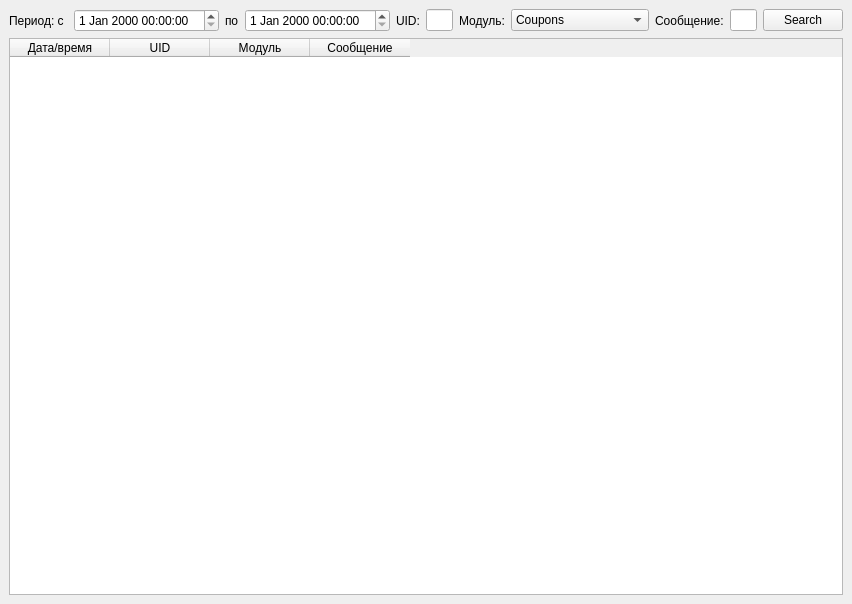
Above: logs.ui from DmitriyKotov1986/SystemMonitorGUI before the change. Below: the same form after it.
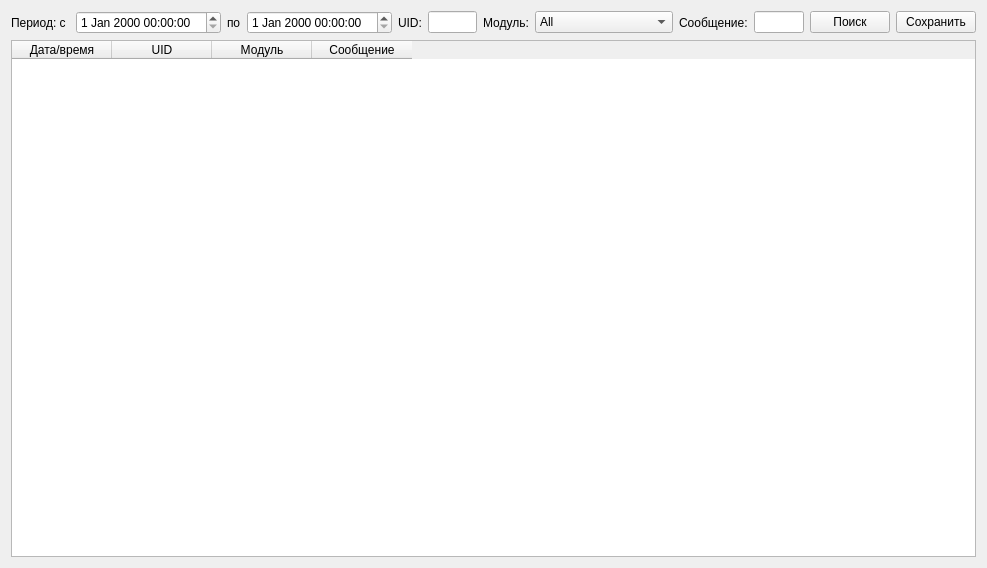
That is the form after the change. Icons and pictures are not drawn.

What changed in the file:
```diff
--- a/logs.ui
+++ b/logs.ui
@@ -1,21 +1,22 @@
 <?xml version="1.0" encoding="UTF-8"?>
 <ui version="4.0">
  <class>Logs</class>
- <widget class="QDockWidget" name="Logs">
+ <widget class="QWidget" name="Logs">
   <property name="geometry">
    <rect>
     <x>0</x>
     <y>0</y>
-    <width>852</width>
-    <height>604</height>
+    <width>987</width>
+    <height>568</height>
    </rect>
   </property>
   <property name="windowTitle">
    <string>Логи</string>
   </property>
-  <widget class="QWidget" name="dockWidgetContents">
-   <layout class="QGridLayout" name="gridLayout">
-    <item row="0" column="0">
+  <property name="windowIcon">
+   <iconset resource="resurses.qrc">
+    <normaloff>:/actions/res/logs.png</normaloff>:/actions/res/logs.png</iconset>
+  </property>
      <layout class="QVBoxLayout" name="verticalLayout">
       <item>
        <layout class="QHBoxLayout" name="horizontalLayout">
@@ -57,7 +58,12 @@
          </widget>
         </item>
         <item>
-         <widget class="QComboBox" name="ModuleComboBox">
+      <widget class="QComboBox" name="moduleComboBox">
+       <item>
+        <property name="text">
+         <string>All</string>
+        </property>
+       </item>
           <item>
            <property name="text">
             <string>Coupons</string>
@@ -116,16 +122,53 @@
         <item>
          <widget class="QPushButton" name="SearchPushButton">
           <property name="text">
-           <string>Search</string>
-          </property>
-         </widget>
-        </item>
-       </layout>
+        <string>Поиск</string>
+       </property>
+       <property name="icon">
+        <iconset resource="resurses.qrc">
+         <normaloff>:/actions/res/search.png</normaloff>:/actions/res/search.png</iconset>
+       </property>
+       <property name="iconSize">
+        <size>
+         <width>16</width>
+         <height>16</height>
+        </size>
+       </property>
+      </widget>
+     </item>
+     <item>
+      <widget class="QPushButton" name="savePushButton">
+       <property name="text">
+        <string>Сохранить</string>
+       </property>
+       <property name="icon">
+        <iconset resource="resurses.qrc">
+         <normaloff>:/actions/res/download.png</normaloff>:/actions/res/download.png</iconset>
+       </property>
+       <property name="iconSize">
+        <size>
+         <width>16</width>
+         <height>16</height>
+        </size>
+       </property>
+      </widget>
       </item>
      </layout>
     </item>
-    <item row="1" column="0">
+   <item>
      <widget class="QTableWidget" name="logsTableWidget">
+     <property name="sizeAdjustPolicy">
+      <enum>QAbstractScrollArea::AdjustToContents</enum>
+     </property>
+     <property name="editTriggers">
+      <set>QAbstractItemView::AnyKeyPressed|QAbstractItemView::EditKeyPressed</set>
+     </property>
+     <property name="selectionMode">
+      <enum>QAbstractItemView::SingleSelection</enum>
+     </property>
+     <property name="selectionBehavior">
+      <enum>QAbstractItemView::SelectRows</enum>
+     </property>
       <column>
        <property name="text">
         <string>Дата/время</string>
@@ -149,7 +192,6 @@
      </widget>
     </item>
    </layout>
-  </widget>
   <action name="actionSearch">
    <property name="text">
     <string>Search</string>
```
Left out of the diff: 87 changed lines with no effect on the pictures. Lines whose indentation alone changed are shown as unchanged.
